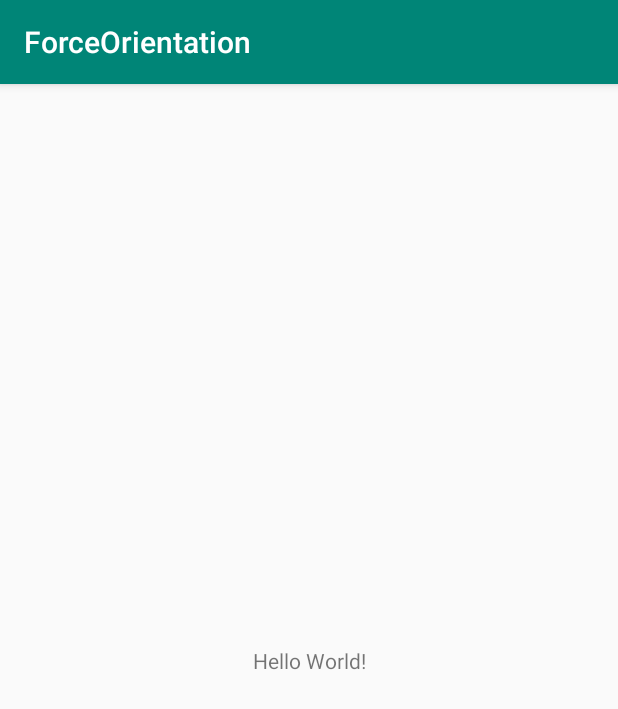
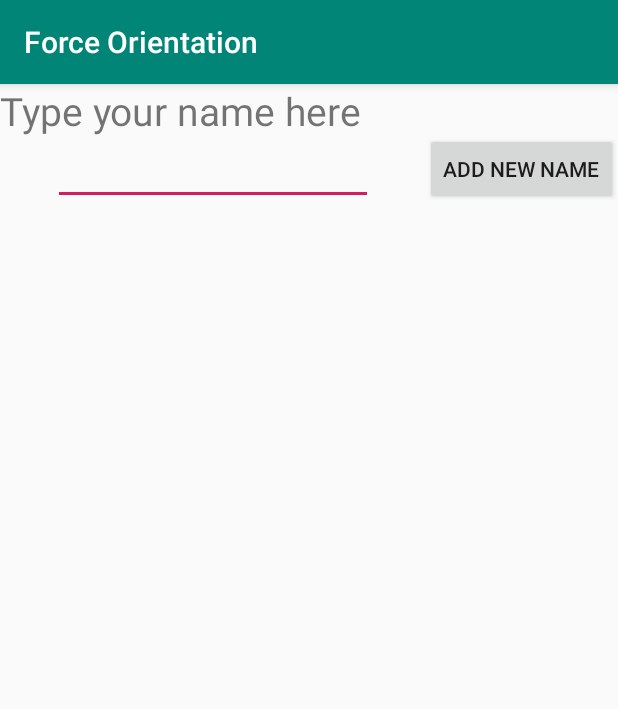
Before and after one commit to lnsantos/OrientetionScreenExemplo, an Android app: the screen it shows after launch (MainActivity), on a phone screen of 412 x 824 dp. Shown: the top 709 px of the screen. Run offline under Robolectric (Android 15) with nearby library versions, the phone set to English and light mode, and no system bars; 1 statement that could not run was skipped.

Commit message:
adding layout of main activity

```diff
--- a/app/src/main/java/br/s/forceorientation/MainActivity.kt
+++ b/app/src/main/java/br/s/forceorientation/MainActivity.kt
@@ -3,12 +3,19 @@ package br.s.forceorientation
 import android.content.pm.ActivityInfo
 import androidx.appcompat.app.AppCompatActivity
 import android.os.Bundle
+import android.widget.Toast
+import kotlinx.android.synthetic.main.activity_main.*
 
 class MainActivity : AppCompatActivity() {
 
     override fun onCreate(savedInstanceState: Bundle?) {
         super.onCreate(savedInstanceState)
         setContentView(R.layout.activity_main)
+        text.setText("Screen normal")
+    }
+
+    override fun onRestoreInstanceState(savedInstanceState: Bundle) {
+        super.onRestoreInstanceState(savedInstanceState)
 
     }
 }
--- a/app/src/main/res/layout/activity_main.xml
+++ b/app/src/main/res/layout/activity_main.xml
@@ -7,12 +7,39 @@
     tools:context=".MainActivity">
 
     <TextView
+        android:id="@+id/textName"
         android:layout_width="wrap_content"
         android:layout_height="wrap_content"
-        android:text="Hello World!"
+        android:text="@string/main_label_name_informe"
+        android:textSize="26dp"
+        android:textAlignment="center"
+        tools:layout_editor_absoluteX="85dp"
+        tools:layout_editor_absoluteY="66dp"
+        app:layout_constraintStart_toStartOf="parent"
+        app:layout_constraintTop_toTopOf="parent"/>
+
+    <EditText
+        android:id="@+id/editext_name"
+        android:layout_width="wrap_content"
+        android:layout_height="wrap_content"
+        android:ems="10"
+        android:inputType="textPersonName"
+        app:layout_constraintEnd_toStartOf="@+id/btn"
+        app:layout_constraintStart_toStartOf="parent"
+        app:layout_constraintTop_toBottomOf="@id/textName"/>
+    <Button
+        android:id="@+id/btn"
+        android:layout_width="wrap_content"
+        android:layout_height="wrap_content"
+        android:text="@string/main_button_add_name"
+        app:layout_constraintBottom_toBottomOf="@id/editext_name"
+        app:layout_constraintEnd_toEndOf="parent"/>
+    <ListView
+        android:layout_width="0dp"
+        android:layout_height="0dp"
+        android:layout_marginTop="16dp"
         app:layout_constraintBottom_toBottomOf="parent"
-        app:layout_constraintLeft_toLeftOf="parent"
-        app:layout_constraintRight_toRightOf="parent"
-        app:layout_constraintTop_toTopOf="parent" />
+        app:layout_constraintEnd_toEndOf="parent"
+        app:layout_constraintTop_toBottomOf="@+id/editext_name"/>
 
 </androidx.constraintlayout.widget.ConstraintLayout>
--- a/app/src/main/res/values/strings.xml
+++ b/app/src/main/res/values/strings.xml
@@ -1,3 +1,5 @@
 <resources>
-    <string name="app_name">ForceOrientation</string>
+    <string name="app_name">Force Orientation</string>
+    <string name="main_label_name_informe">Type your name here</string>
+    <string name="main_button_add_name">Add new name</string>
 </resources>
```
